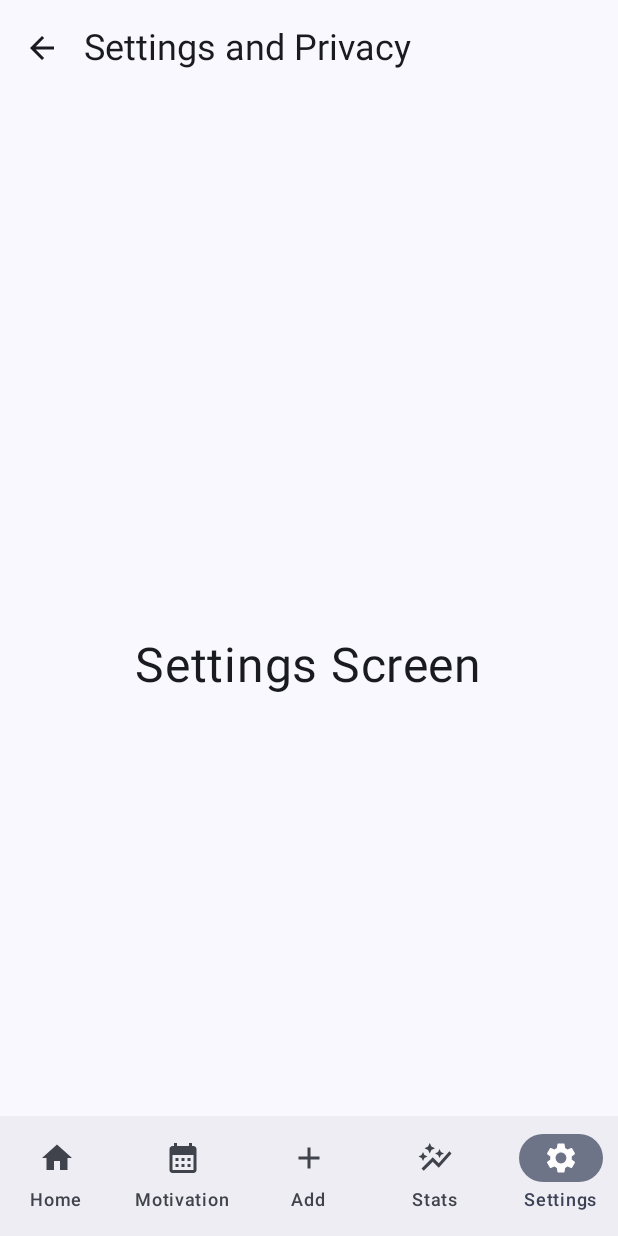
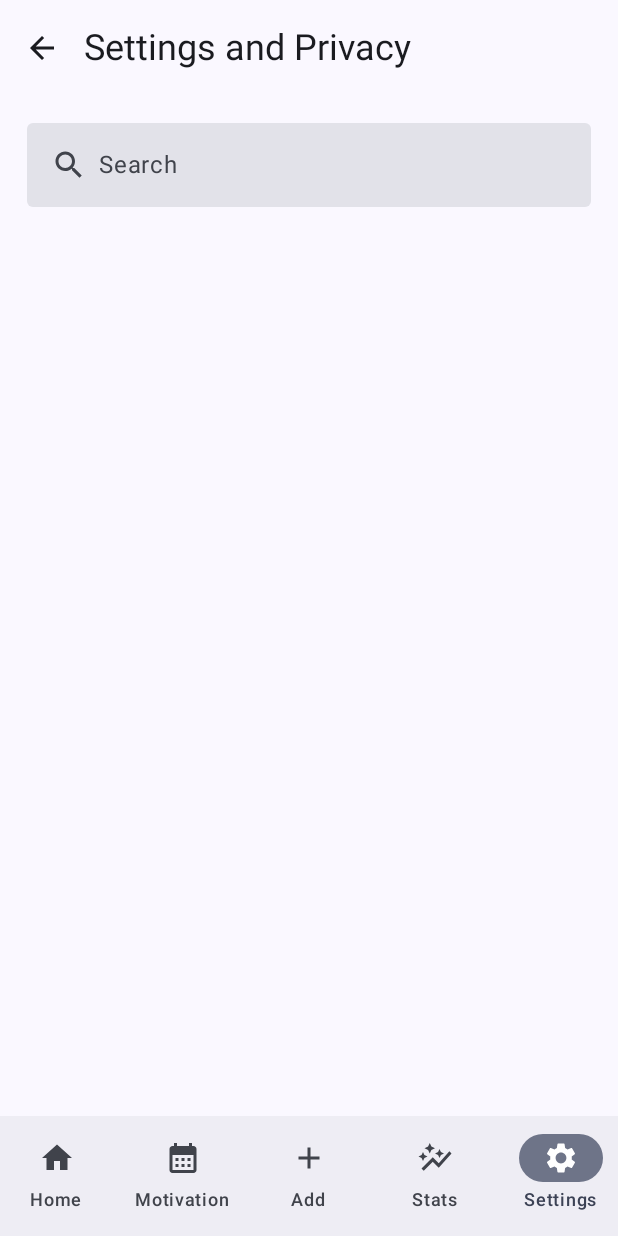
Before and after one commit to gem812/ADDappt, an Android app built with Jetpack Compose: the settings screen opened through its navigation route, on a phone screen of 412 x 824 dp. Run offline under Robolectric (Android 15) with nearby library versions, the phone set to English and light mode, and no system bars.

Commit message:
added search TextField to Settings screen

```diff
--- /dev/null
+++ b/app/src/main/java/com/example/addappt/compose/widgets/TextFields.kt
@@ -0,0 +1,63 @@
+package com.example.addappt.compose.widgets
+
+import android.annotation.SuppressLint
+import androidx.compose.foundation.layout.Row
+import androidx.compose.foundation.layout.Spacer
+import androidx.compose.foundation.layout.fillMaxWidth
+import androidx.compose.foundation.layout.padding
+import androidx.compose.foundation.shape.RoundedCornerShape
+import androidx.compose.material3.ExperimentalMaterial3Api
+import androidx.compose.material3.Icon
+import androidx.compose.material3.Text
+import androidx.compose.material3.TextField
+import androidx.compose.material3.TextFieldColors
+import androidx.compose.material3.TextFieldDefaults
+import androidx.compose.runtime.Composable
+import androidx.compose.runtime.mutableStateOf
+import androidx.compose.runtime.remember
+import androidx.compose.ui.Modifier
+import androidx.compose.ui.graphics.Color
+import androidx.compose.ui.res.painterResource
+import androidx.compose.ui.tooling.preview.Preview
+import androidx.compose.ui.unit.dp
+import com.example.addappt.R
+
+@OptIn(ExperimentalMaterial3Api::class)
+@SuppressLint("RememberReturnType")
+@Composable
+fun SearchTextField() {
+
+    val textFieldValue = remember {
+        mutableStateOf("")
+    }
+
+    TextField(
+        value = textFieldValue.value,
+        onValueChange = {
+            textFieldValue.value = it
+        },
+        modifier = Modifier
+            .padding(18.dp)
+            .fillMaxWidth(),
+        placeholder = {
+            Row() {
+                Icon(painter = painterResource(id = R.drawable.ic_search), contentDescription = "Search icon")
+                Spacer(modifier = Modifier.padding(horizontal = 4.dp))
+                Text(text = "Search")
+            }
+        },
+        shape = RoundedCornerShape(4.dp),
+        colors = TextFieldDefaults.textFieldColors(
+            unfocusedIndicatorColor = Color.Transparent,
+            focusedIndicatorColor = Color.Transparent,
+            disabledIndicatorColor = Color.Transparent
+        )
+    )
+
+}
+
+@Preview
+@Composable
+fun PreviewSearchTextField() {
+    SearchTextField()
+}
--- a/app/src/main/java/com/example/addappt/screens/SettingsScreen.kt
+++ b/app/src/main/java/com/example/addappt/screens/SettingsScreen.kt
@@ -23,6 +23,7 @@ import androidx.compose.ui.unit.dp
 import androidx.compose.ui.unit.sp
 import androidx.navigation.NavController
 import com.example.addappt.R
+import com.example.addappt.compose.widgets.SearchTextField
 
 class SettingsScreen {
 
@@ -55,11 +56,9 @@ class SettingsScreen {
                 Column(
                     modifier = Modifier
                         .padding(it)
-                        .fillMaxSize(),
-                    Arrangement.Center,
-                    Alignment.CenterHorizontally
+                        .fillMaxSize()
                 ){
-                    Text("Settings Screen", fontSize = 32.sp)
+                    SearchTextField()
                 }
             }
         )
--- /dev/null
+++ b/app/src/main/res/drawable/ic_search.xml
@@ -0,0 +1,5 @@
+<vector android:height="24dp" android:tint="#000000"
+    android:viewportHeight="24" android:viewportWidth="24"
+    android:width="24dp" xmlns:android="http://schemas.android.com/apk/res/android">
+    <path android:fillColor="@android:color/white" android:pathData="M15.5,14h-0.79l-0.28,-0.27C15.41,12.59 16,11.11 16,9.5 16,5.91 13.09,3 9.5,3S3,5.91 3,9.5 5.91,16 9.5,16c1.61,0 3.09,-0.59 4.23,-1.57l0.27,0.28v0.79l5,4.99L20.49,19l-4.99,-5zM9.5,14C7.01,14 5,11.99 5,9.5S7.01,5 9.5,5 14,7.01 14,9.5 11.99,14 9.5,14z"/>
+</vector>
```
